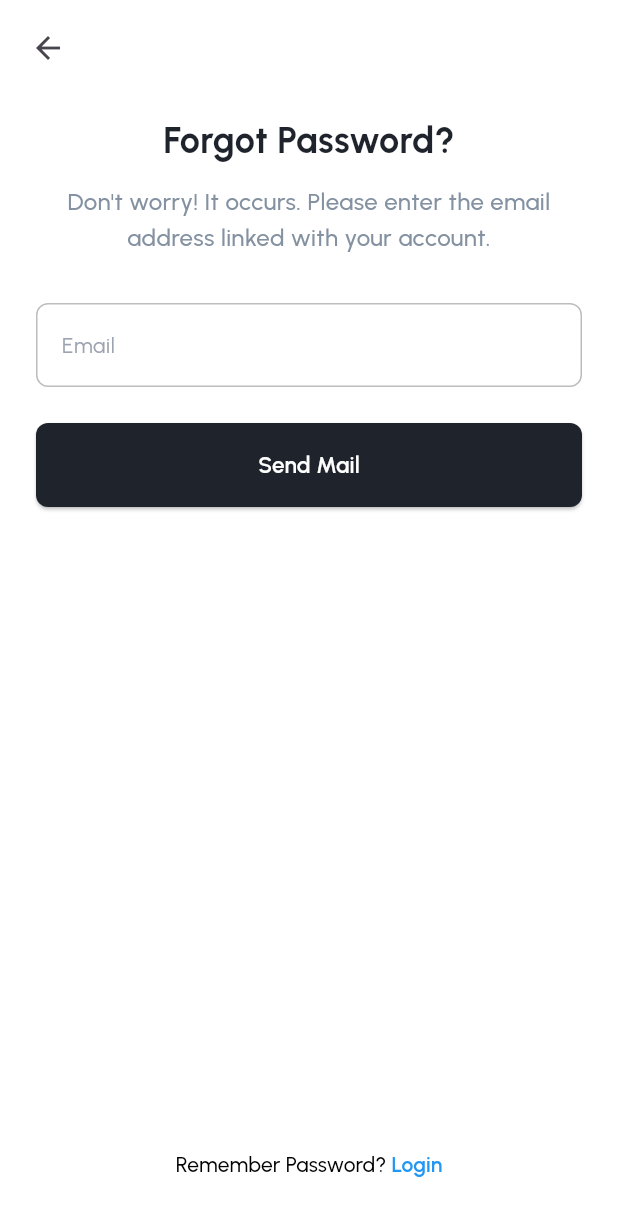
After one commit to ClearWayDev/clearway_flutter, a Flutter app: the ForgotPasswordScreen screen opened by its route, on a phone screen of 412 x 824 dp. The commit adds this screen. Shown: the top 1216 px of the screen. Run offline on Flutter 3.47's test engine with Material 3 defaults, Android fonts, the light colour scheme and no system bars; our stand-ins replace cloud_firestore, firebase_auth, firebase_core, firebase_messaging, flutter_riverpod, flutter_tts and 6 more; missing offline and left inert: flutter_webrtc; accounts and stored records are empty; project files that could hold a hidden picture were left out.

Commit message:
implemented forget password feature

```diff
--- /dev/null
+++ b/lib/components/forgotpassword.dart
@@ -0,0 +1,183 @@
+import 'package:clearway/services/authservice.dart';
+import 'package:clearway/widgets/inputfield.dart';
+import 'package:flutter/material.dart';
+import 'package:google_fonts/google_fonts.dart';
+
+import 'package:firebase_auth/firebase_auth.dart';
+import 'package:clearway/utils/firebase_error.dart';
+
+class ForgotPasswordScreen extends StatefulWidget {
+  const ForgotPasswordScreen({super.key});
+
+  @override
+  State<ForgotPasswordScreen> createState() => _ForgotPasswordScreenState();
+}
+
+class _ForgotPasswordScreenState extends State<ForgotPasswordScreen> {
+  final _formKey = GlobalKey<FormState>();
+  final _emailController = TextEditingController();
+  final AuthService _authService = AuthService();
+
+  bool _isLoading = false;
+  bool _mailSent = false;
+
+  Future<void> _sendResetLink() async {
+    if (!_formKey.currentState!.validate()) return;
+
+    setState(() => _isLoading = true);
+
+    try {
+      await _authService.sendPasswordResetEmail(_emailController.text.trim());
+
+      setState(() => _mailSent = true);
+
+      ScaffoldMessenger.of(context).showSnackBar(
+        const SnackBar(content: Text('Password reset link sent!')),
+      );
+    } on FirebaseAuthException catch (e) {
+    final message = getFirebaseAuthErrorMessage(e);
+    ScaffoldMessenger.of(context).showSnackBar(
+      SnackBar(content: Text('Error: $message')),
+    );
+  } catch (e) {
+    ScaffoldMessenger.of(context).showSnackBar(
+      SnackBar(content: Text('Error: ${e.toString()}')),
+    );
+  } finally {
+      setState(() => _isLoading = false);
+    }
+  }
+
+  @override
+  Widget build(BuildContext context) {
+    return Scaffold(
+      backgroundColor: Colors.white,
+      body: SafeArea(
+        child: Column(
+          children: [
+            // Top Back Button
+            Align(
+              alignment: Alignment.topLeft,
+              child: Padding(
+                padding: const EdgeInsets.only(left: 8, top: 8),
+                child: IconButton(
+                  icon: const Icon(Icons.arrow_back),
+                  onPressed: () => Navigator.pop(context),
+                ),
+              ),
+            ),
+
+            // Main content scrollable
+            Expanded(
+              child: SingleChildScrollView(
+                padding: const EdgeInsets.symmetric(horizontal: 24),
+                child: Form(
+                  key: _formKey,
+                  child: Column(
+                    children: [
+                      const SizedBox(height: 20),
+
+                      // Title
+                      Text(
+                        'Forgot Password?',
+                        style: GoogleFonts.urbanist(
+                          fontSize: 24,
+                          fontWeight: FontWeight.w700,
+                          color: const Color(0xFF1E232C),
+                        ),
+                      ),
+                      const SizedBox(height: 12),
+
+                      // Description
+                      Text(
+                        "Don't worry! It occurs. Please enter the email address linked with your account.",
+                        textAlign: TextAlign.center,
+                        style: GoogleFonts.urbanist(
+                          fontSize: 16,
+                          fontWeight: FontWeight.w500,
+                          height: 1.5,
+                          color: const Color(0xFF8391A1),
+                        ),
+                      ),
+                      const SizedBox(height: 32),
+
+                      // Email Input
+                      styledInputField(
+                        label: 'Email',
+                        controller: _emailController,
+                        validator: (value) {
+                          if (value == null || value.trim().isEmpty) {
+                            return 'Email is required';
+                          } else if (!RegExp(r'^[\w-.]+@([\w-]+\.)+[\w]{2,4}$')
+                              .hasMatch(value)) {
+                            return 'Enter a valid email';
+                          }
+                          return null;
+                        },
+                      ),
+
+                      const SizedBox(height: 24),
+
+                      // Send Mail Button
+                      SizedBox(
+                        width: double.infinity,
+                        height: 56,
+                        child: ElevatedButton(
+                          onPressed: _isLoading ? null : _sendResetLink,
+                          style: ElevatedButton.styleFrom(
+                            backgroundColor: const Color(0xFF1E232C),
+                            shape: RoundedRectangleBorder(
+                              borderRadius: BorderRadius.circular(8),
+                            ),
+                          ),
+                          child: _isLoading
+                              ? const CircularProgressIndicator(color: Colors.white)
+                              : Text(
+                                  _mailSent ? 'Resend Email' : 'Send Mail',
+                                  style: GoogleFonts.urbanist(
+                                    fontSize: 15,
+                                    fontWeight: FontWeight.w600,
+                                    color: Colors.white,
+                                  ),
+                                ),
+                        ),
+                      ),
+
+                      const SizedBox(height: 32),
+                    ],
+                  ),
+                ),
+              ),
+            ),
+
+            // Bottom Link
+            Padding(
+              padding: const EdgeInsets.only(bottom: 24),
+              child: TextButton(
+                onPressed: () => Navigator.pushReplacementNamed(context, '/signin'),
+                child: Text.rich(
+                  TextSpan(
+                    text: "Remember Password? ",
+                    style: GoogleFonts.urbanist(
+                      fontSize: 14,
+                      color: Colors.black,
+                    ),
+                    children: [
+                      TextSpan(
+                        text: 'Login',
+                        style: GoogleFonts.urbanist(
+                          fontWeight: FontWeight.w600,
+                          color: Colors.blue,
+                        ),
+                      ),
+                    ],
+                  ),
+                ),
+              ),
+            ),
+          ],
+        ),
+      ),
+    );
+  }
+}
--- a/lib/main.dart
+++ b/lib/main.dart
@@ -10,6 +10,8 @@ import '../firebase/firebase_options.dart';
 import './components/backendUrlWidget.dart';
 import 'package:clearway/components/splashscreen.dart';
 import 'package:clearway/components/welcomescreen.dart';
+import 'package:clearway/components/forgotpassword.dart';
+
 import 'package:clearway/providers/fcm_token_state.dart';
 
 Future<void> main() async {
@@ -36,6 +38,7 @@ class MyApp extends StatelessWidget {
         '/signin': (context) => const SigninScreen(),
         '/signup': (context) => const SignupFlowScreen(),
         '/dashboard': (context) =>  DashboardScreen(),
+        '/forgot-password': (context) =>  ForgotPasswordScreen(),
       },
 
     );
--- a/lib/services/authservice.dart
+++ b/lib/services/authservice.dart
@@ -78,4 +78,9 @@ class AuthService {
   Future<void> signOut() async {
     await _firebaseAuth.signOut();
   }
+
+  // Send password reset email
+  Future<void> sendPasswordResetEmail(String email) async {
+    await _firebaseAuth.sendPasswordResetEmail(email: email);
+  }
 }
```
